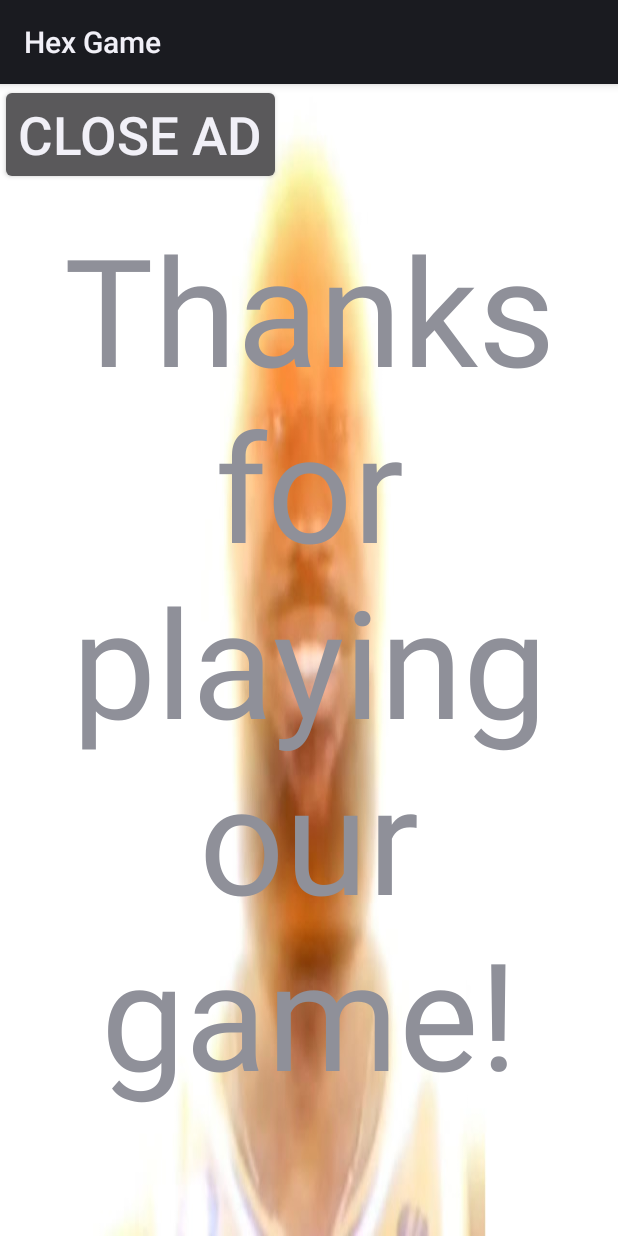
After one commit to Jayden63/HexGame, an Android app: the layout ad_popup.xml on its own in the app's theme, with its tools: preview values and no code run, on a phone screen of 412 x 824 dp. The commit adds this screen. Run offline under Robolectric (Android 15) with nearby library versions, the phone set to English and light mode, and no system bars.

Commit message:
pop up ad

```diff
--- a/app/src/main/java/edu/up/cs301/hex/HexState.java
+++ b/app/src/main/java/edu/up/cs301/hex/HexState.java
@@ -276,8 +276,4 @@ public class HexState extends GameState implements Serializable {
 		}
 		return BLUE;
 	}
-
-
-
-
 }
--- /dev/null
+++ b/app/src/main/res/layout/ad_popup.xml
@@ -0,0 +1,34 @@
+<?xml version="1.0" encoding="utf-8"?>
+<androidx.constraintlayout.widget.ConstraintLayout xmlns:android="http://schemas.android.com/apk/res/android"
+    xmlns:tools="http://schemas.android.com/tools"
+    android:layout_width="match_parent"
+    android:layout_height="match_parent">
+
+    <Button
+        android:id="@+id/close_ad"
+        android:layout_width="wrap_content"
+        android:layout_height="wrap_content"
+        android:text="Close Ad"
+        android:layout_marginRight="15dp"
+        android:layout_marginTop="20dp"
+        android:textSize="35dp"
+        tools:ignore="MissingConstraints" />
+
+    <ImageView
+        android:id="@+id/ad_text"
+        android:layout_width="match_parent"
+        android:src="@drawable/lebonbon"
+        android:scaleType="fitXY"
+        android:layout_height="match_parent"
+        />
+
+    <TextView
+        android:layout_width="match_parent"
+        android:layout_height="match_parent"
+        android:gravity="center"
+        android:text="Thanks for playing our game!"
+        android:textSize="100dp"
+        tools:layout_editor_absoluteX="105dp"
+        tools:layout_editor_absoluteY="313dp" />
+
+</androidx.constraintlayout.widget.ConstraintLayout>
--- a/app/src/main/res/layout/game_config_main.xml
+++ b/app/src/main/res/layout/game_config_main.xml
@@ -59,12 +59,10 @@
                 android:textColor="#FFFFFFFF"
                 android:drawable="@drawable/ic_red_hex"
                 android:text="@string/start_the_game" />
-
             <Button
                 android:id="@+id/saveConfigButton"
                 android:layout_width="wrap_content"
                 android:layout_height="wrap_content"
-
                 android:gravity="center"
                 android:textSize="20dp"
                 android:background="#FF0000"
@@ -74,9 +72,6 @@
 
 
         </LinearLayout>
-
-
-
     </LinearLayout>
 
     <LinearLayout
```
Also changed, not shown: app/src/main/java/edu/up/cs301/hex/HexMainActivity.java (+55 -5 lines), app/src/main/res/layout/activity_dialog.xml (+0 -8 lines), app/src/main/res/drawable/lebonbon.jpeg (added).
